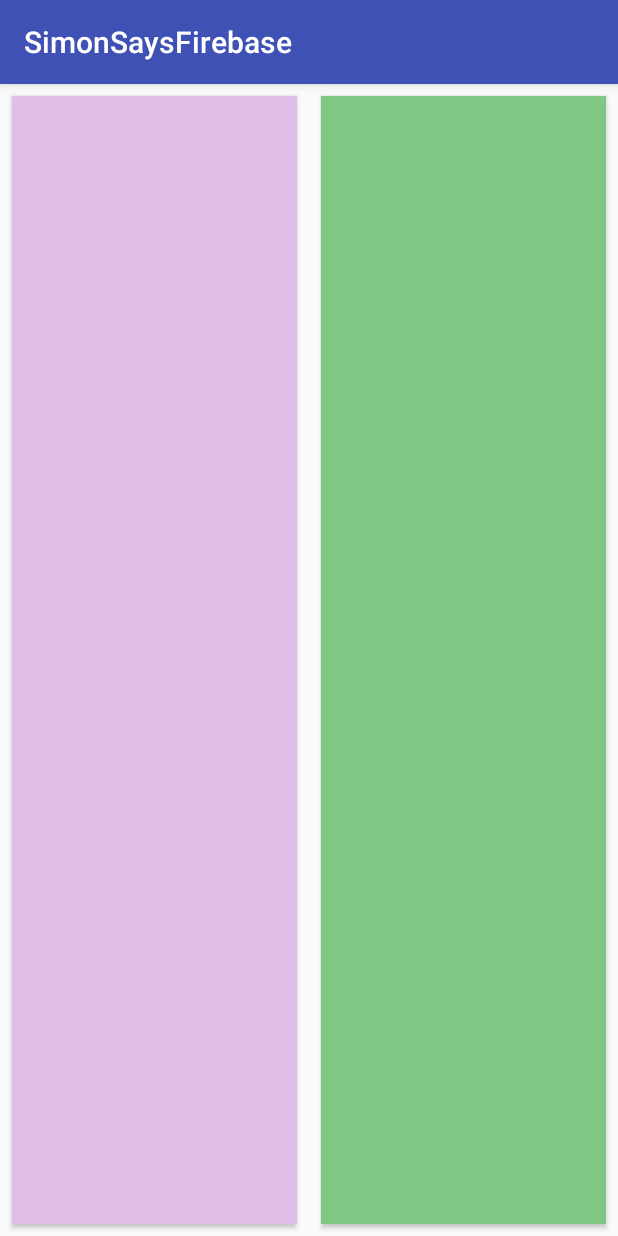
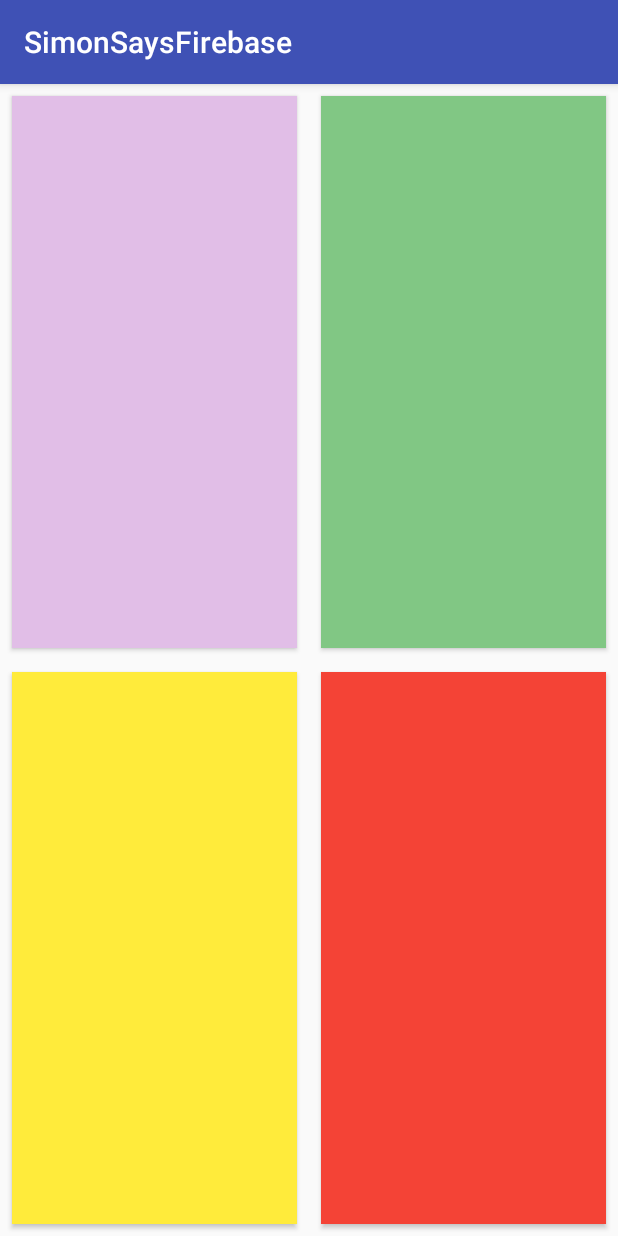
Before and after one commit to Tritium-3h/SimonSaysAndroid, an Android app: the screen it shows after launch (MainActivity), on a phone screen of 412 x 824 dp. Run offline under Robolectric (Android 15) with nearby library versions, the phone set to English and light mode, and no system bars; our stand-ins replace Firebase (no records; nobody signed in at launch, a user with empty details on screens opened directly); 1 statement that could not run was skipped.

Commit message:
Gameplay with four buttons.
This is the full working version.

```diff
--- a/SimonSaysFirebase/app/src/main/java/com/wbigger/simonsaysfirebase/MainActivity.java
+++ b/SimonSaysFirebase/app/src/main/java/com/wbigger/simonsaysfirebase/MainActivity.java
@@ -11,6 +11,7 @@ import android.widget.Button;
 
 import com.google.firebase.database.DataSnapshot;
 import com.google.firebase.database.DatabaseError;
+import com.google.firebase.database.DatabaseException;
 import com.google.firebase.database.DatabaseReference;
 import com.google.firebase.database.FirebaseDatabase;
 import com.google.firebase.database.ValueEventListener;
@@ -18,7 +19,12 @@ import com.google.firebase.database.ValueEventListener;
 public class MainActivity extends AppCompatActivity {
 
     static final String TAG = "MainActivity";
-    Button mButtons[] = new Button[2];
+
+    static final int BUTTONS_NUM = 4;
+    Button mButtons[] = new Button[BUTTONS_NUM];
+    int mColorsIdle[] = new int[BUTTONS_NUM];
+    int mColorsActive[] = new int[BUTTONS_NUM];
+
     Animation mAnimationBlink;
 
 
@@ -29,6 +35,18 @@ public class MainActivity extends AppCompatActivity {
 
         mButtons[0] = (Button) findViewById(R.id.button0);
         mButtons[1] = (Button) findViewById(R.id.button1);
+        mButtons[2] = (Button) findViewById(R.id.button2);
+        mButtons[3] = (Button) findViewById(R.id.button3);
+
+        mColorsIdle[0] = R.color.b0Idle;
+        mColorsIdle[1] = R.color.b1Idle;
+        mColorsIdle[2] = R.color.b2Idle;
+        mColorsIdle[3] = R.color.b3Idle;
+
+        mColorsActive[0] = R.color.b0Active;
+        mColorsActive[1] = R.color.b1Active;
+        mColorsActive[2] = R.color.b2Active;
+        mColorsActive[3] = R.color.b3Active;
 
         mAnimationBlink = AnimationUtils.loadAnimation(this,R.anim.blink_animation);
 
@@ -62,18 +80,21 @@ public class MainActivity extends AppCompatActivity {
             public void onDataChange(DataSnapshot dataSnapshot) {
                 // This method is called once with the initial value and again
                 // whenever data at this location is updated.
-                String value = dataSnapshot.getValue(String.class);
-                Log.d(TAG, "Value is: " + value);
                 resetBackgroundColors();
-                switch (value) {
-                    case "0":
-                        setBackgroundColor(mButtons[0],R.color.b0Active);
-                        break;
-                    case "1":
-                        setBackgroundColor(mButtons[1],R.color.b1Active);
-                        break;
-                    default:
-                        // nothing to do
+                try {
+                    String value = dataSnapshot.getValue(String.class);
+                    Log.d(TAG, "Value is: " + value);
+                    int valueInt = Integer.valueOf(value);
+                    if ((valueInt >= 0) && (valueInt < BUTTONS_NUM)) {
+                        setBackgroundColor(mButtons[valueInt], mColorsActive[valueInt]);
+                    }
+                    else {
+                        Log.w(TAG, "Firebase index is out of bound.");
+                    }
+                } catch (NumberFormatException e) {
+                    Log.w(TAG, "Firebase string has to be a number.", e);
+                } catch (DatabaseException e) {
+                    Log.w(TAG, "Firebase values has to be strings.", e);
                 }
             }
 
@@ -90,24 +111,26 @@ public class MainActivity extends AppCompatActivity {
 
     /** Called when the user touches the button */
     private void resetBackgroundColors() {
-        mButtons[0].setBackgroundColor(ContextCompat.getColor(this,R.color.b0Idle));
-        mButtons[1].setBackgroundColor(ContextCompat.getColor(this,R.color.b1Idle));
+        for (int idx=0;idx<BUTTONS_NUM;idx++) {
+            mButtons[idx].setBackgroundColor(ContextCompat.getColor(this, mColorsIdle[idx]));
+        }
     }
 
-    public void sendButton0Event(View view) {
-        Log.d(TAG, "Button 0 Pressed");
-        sendButtonEventToFirebase(0);
-    }
+    public void sendButtonEvent(View view) {
+        for (int idx=0;idx<BUTTONS_NUM;idx++) {
+            View butt = mButtons[idx];
+            if (butt==view) {
+                Log.d(TAG, butt.toString()+" Pressed");
+                sendButtonEventToFirebase(idx);
+            }
+        }
 
-    public void sendButton1Event(View view) {
-        Log.d(TAG,"Button 1 Pressed");
-        sendButtonEventToFirebase(1);
     }
 
     public void sendButtonEventToFirebase(int btnIdx) {
         FirebaseDatabase database = FirebaseDatabase.getInstance();
         DatabaseReference keyRef = database.getReference("key");
-        keyRef.setValue(btnIdx);
+        keyRef.setValue(String.valueOf(btnIdx));
 
     }
 
@@ -116,6 +139,8 @@ public class MainActivity extends AppCompatActivity {
     }
 
     private void animateButtons() {
-        mButtons[0].startAnimation(mAnimationBlink);
-        mButtons[1].startAnimation(mAnimationBlink);
-    }}
+        for (int idx=0;idx<BUTTONS_NUM;idx++) {
+            mButtons[idx].startAnimation(mAnimationBlink);
+        }
+    }
+}
--- a/SimonSaysFirebase/app/src/main/res/layout/activity_main.xml
+++ b/SimonSaysFirebase/app/src/main/res/layout/activity_main.xml
@@ -5,6 +5,65 @@
     android:layout_width="match_parent"
     android:layout_height="match_parent"
     tools:context="com.wbigger.simonsaysfirebase.MainActivity">
+
+    <Button
+        android:id="@+id/button1"
+        android:layout_width="0dp"
+        android:layout_height="0dp"
+        android:layout_marginBottom="8dp"
+        android:layout_marginLeft="8dp"
+        android:layout_marginRight="8dp"
+        android:layout_marginTop="8dp"
+        android:background="@color/b1Idle"
+        android:onClick="sendButtonEvent"
+        app:layout_constraintBottom_toTopOf="@+id/guidelineHoriz"
+        app:layout_constraintHorizontal_bias="0.0"
+        app:layout_constraintLeft_toLeftOf="@+id/guidelineVert"
+        app:layout_constraintRight_toRightOf="parent"
+        app:layout_constraintTop_toTopOf="parent"
+        app:layout_constraintVertical_bias="0.0"
+        tools:layout_constraintBottom_creator="1"
+        tools:layout_constraintLeft_creator="1"
+        tools:layout_constraintTop_creator="1" />
+
+    <Button
+        android:id="@+id/button3"
+        android:layout_width="0dp"
+        android:layout_height="0dp"
+        android:layout_marginBottom="8dp"
+        android:layout_marginLeft="8dp"
+        android:layout_marginRight="8dp"
+        android:layout_marginTop="8dp"
+        android:background="@color/b3Idle"
+        android:onClick="sendButtonEvent"
+        app:layout_constraintBottom_toBottomOf="parent"
+        app:layout_constraintHorizontal_bias="0.0"
+        app:layout_constraintLeft_toLeftOf="@+id/guidelineVert"
+        app:layout_constraintRight_toRightOf="parent"
+        app:layout_constraintTop_toBottomOf="@+id/guidelineHoriz"
+        app:layout_constraintVertical_bias="0.0"
+        tools:layout_constraintBottom_creator="1"
+        tools:layout_constraintLeft_creator="1"
+        tools:layout_constraintTop_creator="1" />
+
+    <Button
+        android:id="@+id/button2"
+        android:layout_width="0dp"
+        android:layout_height="0dp"
+        android:layout_marginBottom="8dp"
+        android:layout_marginLeft="8dp"
+        android:layout_marginRight="8dp"
+        android:layout_marginTop="8dp"
+        android:background="@color/b2Idle"
+        android:onClick="sendButtonEvent"
+        app:layout_constraintBottom_toBottomOf="parent"
+        app:layout_constraintHorizontal_bias="0.0"
+        app:layout_constraintLeft_toLeftOf="parent"
+        app:layout_constraintRight_toLeftOf="@+id/guidelineVert"
+        app:layout_constraintTop_toTopOf="@+id/guidelineHoriz"
+        tools:layout_constraintBottom_creator="1"
+        tools:layout_constraintLeft_creator="1"
+        tools:layout_constraintTop_creator="1" />
 
     <Button
         android:id="@+id/button0"
@@ -15,42 +74,28 @@
         android:layout_marginRight="8dp"
         android:layout_marginTop="8dp"
         android:background="@color/b0Idle"
-        android:onClick="sendButton0Event"
-        app:layout_constraintBottom_toBottomOf="parent"
+        android:onClick="sendButtonEvent"
+        app:layout_constraintBottom_toTopOf="@+id/guidelineHoriz"
+        app:layout_constraintHorizontal_bias="0.0"
         app:layout_constraintLeft_toLeftOf="parent"
-        app:layout_constraintRight_toLeftOf="@+id/guideline"
+        app:layout_constraintRight_toLeftOf="@+id/guidelineVert"
         app:layout_constraintTop_toTopOf="parent"
-        app:layout_constraintVertical_bias="0.0"
         tools:layout_constraintBottom_creator="1"
         tools:layout_constraintLeft_creator="1"
-        tools:layout_constraintTop_creator="1" />
-
-    <Button
-        android:id="@+id/button1"
-        android:layout_width="0dp"
-        android:layout_height="0dp"
-        android:layout_marginBottom="8dp"
-        android:layout_marginEnd="8dp"
-        android:layout_marginLeft="8dp"
-        android:layout_marginRight="8dp"
-        android:layout_marginTop="8dp"
-        android:background="@color/b1Idle"
-        android:onClick="sendButton1Event"
-        app:layout_constraintBottom_toBottomOf="parent"
-        app:layout_constraintHorizontal_bias="0.5"
-        app:layout_constraintLeft_toLeftOf="@+id/guideline"
-        app:layout_constraintRight_toRightOf="parent"
-        app:layout_constraintTop_toTopOf="parent"
-        app:layout_constraintVertical_bias="0.0"
-        tools:layout_constraintBottom_creator="1"
-        tools:layout_constraintLeft_creator="1"
-        tools:layout_constraintRight_creator="1"
         tools:layout_constraintTop_creator="1" />
 
     <android.support.constraint.Guideline
         android:layout_width="wrap_content"
         android:layout_height="wrap_content"
-        android:id="@+id/guideline"
+        android:id="@+id/guidelineVert"
         android:orientation="vertical"
         app:layout_constraintGuide_percent="0.5" />
+
+    <android.support.constraint.Guideline
+        android:layout_width="wrap_content"
+        android:layout_height="wrap_content"
+        android:id="@+id/guidelineHoriz"
+        android:orientation="horizontal"
+        app:layout_constraintGuide_percent="0.5" />
+
 </android.support.constraint.ConstraintLayout>
--- a/SimonSaysFirebase/app/src/main/res/values/colors.xml
+++ b/SimonSaysFirebase/app/src/main/res/values/colors.xml
@@ -9,10 +9,10 @@
     <color name="b1Idle">#81C784</color>
     <color name="b1Active">#1B5E20</color>
 
-    <!--<color name="b2Idle">#FFEB3B</color>-->
-    <!--<color name="b2Active">#F57F17k</color>-->
-    <!--<color name="b3Idle">#F44336</color>-->
-    <!--<color name="b3Active">#B71C1C</color>-->
+    <color name="b2Idle">#FFEB3B</color>
+    <color name="b2Active">#F57F17</color>
+    <color name="b3Idle">#F44336</color>
+    <color name="b3Active">#B71C1C</color>
 
 
 
```
